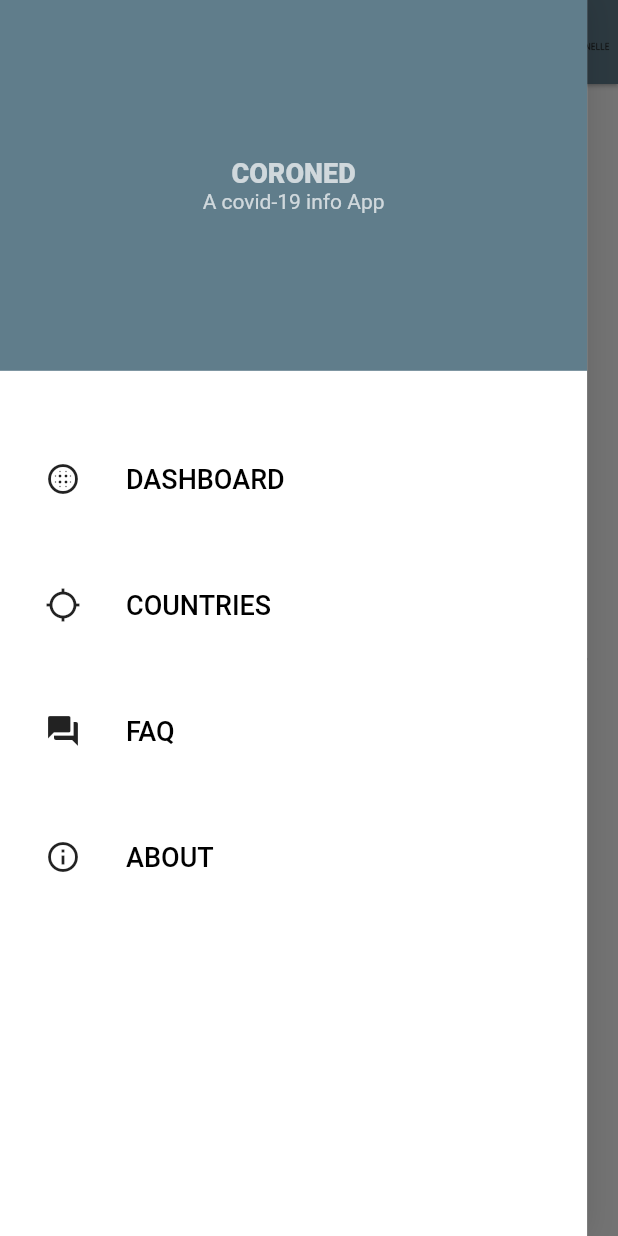
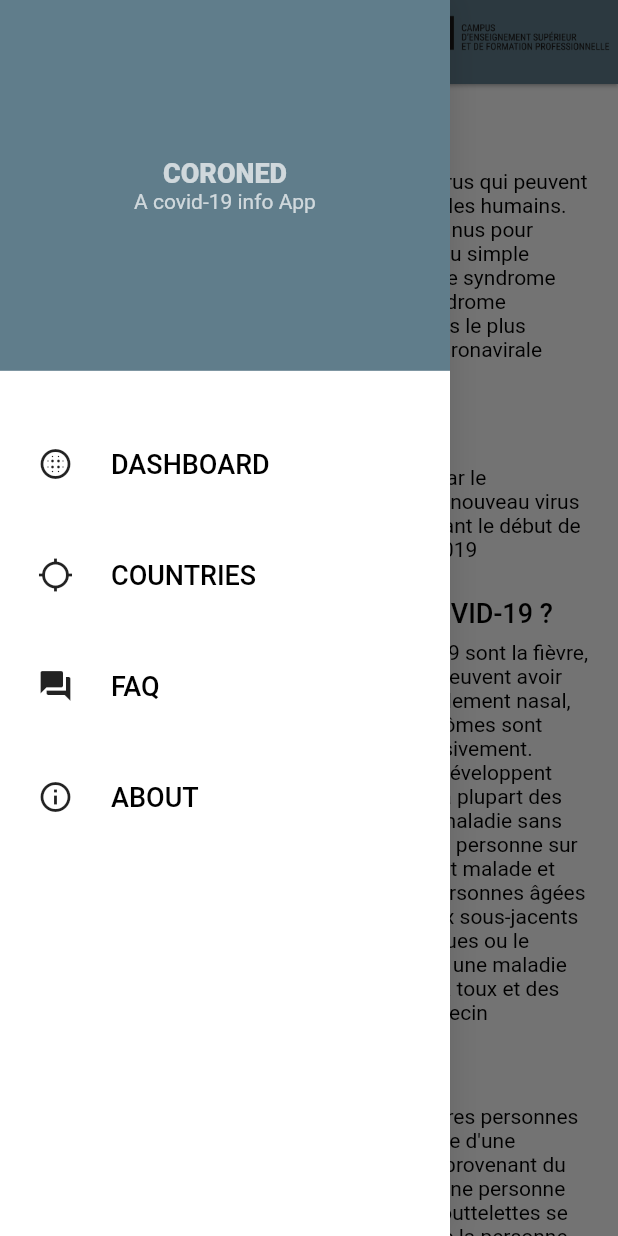
Before and after one commit to RcDevRIL/cesi_covid_19_tracker, a Flutter app: the CovidFaq screen opened by its route, with the side drawer open, on a phone screen of 412 x 824 dp. Run offline on Flutter 3.47's test engine with Material 2 defaults, Android fonts, the phone set to English and light mode, and no system bars; our stand-ins replace freezed_annotation, get_it, responsive_builder; generated files the repository leaves out were written again; network calls fail.

Commit message:
work on unit test pt.3 + small changes
- coverage up (18% --> 26%) with implementation of tests on AppUtilsImpl class
- added value check on computeWeights method
- added null guard on computeWeights calls ( value == null ? 0 : value)
- extract Padding->Column from CoronedCard so CoronedCard accept any child
- change navigation drawer responsiveness

```diff
--- a/lib/data/services/app_utils/app_utils_impl.dart
+++ b/lib/data/services/app_utils/app_utils_impl.dart
@@ -11,6 +11,7 @@ class AppUtilsImpl implements AppUtils {
 
   @override
   Map<String, num> computeWeights(int c, int d, int r) {
+    if (c < 0 || d < 0 || r < 0) throw 'Invalid value';
     HashMap<String, num> result = HashMap<String, num>();
     result.putIfAbsent('total', () => c + r + d);
     result.putIfAbsent('weightContaminated', () => c / result['total']);
--- a/lib/ui/pages/country_view.dart
+++ b/lib/ui/pages/country_view.dart
@@ -102,6 +102,10 @@ class _CountryViewState extends State<CountryView> {
                                       country: coronedData.getFilteredCountries
                                           .elementAt(i - 1))));
                             },
+                            child: Padding(
+                              padding: const EdgeInsets.all(8.0),
+                              child: Column(
+                                crossAxisAlignment: CrossAxisAlignment.start,
                                 children: <Widget>[
                                   Row(
                                     mainAxisAlignment: MainAxisAlignment.start,
@@ -143,6 +147,8 @@ class _CountryViewState extends State<CountryView> {
                                     ],
                                   ),
                                 ],
+                              ),
+                            ),
                           ),
                         ),
                   cacheExtent: 150.0,
--- a/lib/ui/widgets/navbar_item.dart
+++ b/lib/ui/widgets/navbar_item.dart
@@ -15,8 +15,8 @@ class NavBarItem extends StatelessWidget {
     this.title,
     this.navigationPath,
     this.icon,
-    this.verticalSpacing = 60.0,
-    this.horizontalSpacing = 30.0,
+    this.verticalSpacing = 50.0,
+    this.horizontalSpacing = 25.0,
   });
 
   @override
--- a/lib/ui/widgets/navigation_drawer/navigation_drawer.dart
+++ b/lib/ui/widgets/navigation_drawer/navigation_drawer.dart
@@ -13,13 +13,11 @@ class NavigationDrawer extends StatelessWidget {
     return ResponsiveBuilder(
       builder: (_, sizingInformation) => sizingInformation.screenSize.height <
                   500 ||
-              sizingInformation.deviceScreenType == DeviceScreenType.mobile ||
-              sizingInformation.deviceScreenType == DeviceScreenType.watch
+              sizingInformation.screenSize.width < 600
           ? Container(
-              width:
-                  sizingInformation.deviceScreenType == DeviceScreenType.mobile
-                      ? sizingInformation.screenSize.width * 0.95
-                      : 300,
+              width: sizingInformation.screenSize.width < 350
+                  ? sizingInformation.screenSize.width * 0.8
+                  : 300,
               decoration: BoxDecoration(
                 color: Colors.white,
                 boxShadow: [
@@ -36,13 +34,41 @@ class NavigationDrawer extends StatelessWidget {
                     child: ListView.builder(
                       physics: const BouncingScrollPhysics(),
                       itemCount: aG.AppConstants.navItems.length,
-                      itemBuilder: (_, i) => NavBarItem(
-                        title: aG.AppConstants.navItems.elementAt(i).title,
-                        navigationPath: aG.AppConstants.navItems
-                            .elementAt(i)
-                            .navigationPath,
-                        icon: aG.AppConstants.navItems.elementAt(i).iconData,
-                      ),
+                      itemBuilder: (_, i) => sizingInformation
+                                  .screenSize.width <
+                              350
+                          ? NavBarItem(
+                              horizontalSpacing:
+                                  sizingInformation.screenSize.width < 250
+                                      ? 10.0
+                                      : 25.0,
+                              verticalSpacing:
+                                  sizingInformation.screenSize.height < 340
+                                      ? sizingInformation.screenSize.width < 250
+                                          ? 20
+                                          : 35.0
+                                      : sizingInformation.screenSize.width < 250
+                                          ? 20
+                                          : 40.0,
+                              title:
+                                  aG.AppConstants.navItems.elementAt(i).title,
+                              navigationPath: aG.AppConstants.navItems
+                                  .elementAt(i)
+                                  .navigationPath,
+                              icon: aG.AppConstants.navItems
+                                  .elementAt(i)
+                                  .iconData,
+                            )
+                          : NavBarItem(
+                              title:
+                                  aG.AppConstants.navItems.elementAt(i).title,
+                              navigationPath: aG.AppConstants.navItems
+                                  .elementAt(i)
+                                  .navigationPath,
+                              icon: aG.AppConstants.navItems
+                                  .elementAt(i)
+                                  .iconData,
+                            ),
                     ),
                   ),
                 ],
--- a/pubspec.yaml
+++ b/pubspec.yaml
@@ -1,7 +1,7 @@
 name: cesi_covid_19_tracker
 description: A PoC for a covid-19 tracker
 
-version: 1.4.2+1
+version: 1.4.3+1
 
 environment:
   sdk: ">=2.7.0 <3.0.0"
```
Also changed, not shown: lib/ui/widgets/cards/coroned_card.dart (+4 -17 lines), lib/ui/widgets/cards/country_card.dart (+28 -14 lines), lib/ui/widgets/cards/failure_card.dart (+7 -1 lines), lib/ui/widgets/cards/global_card.dart (+28 -14 lines), 1 other file. Lines whose indentation alone changed are shown as unchanged.
